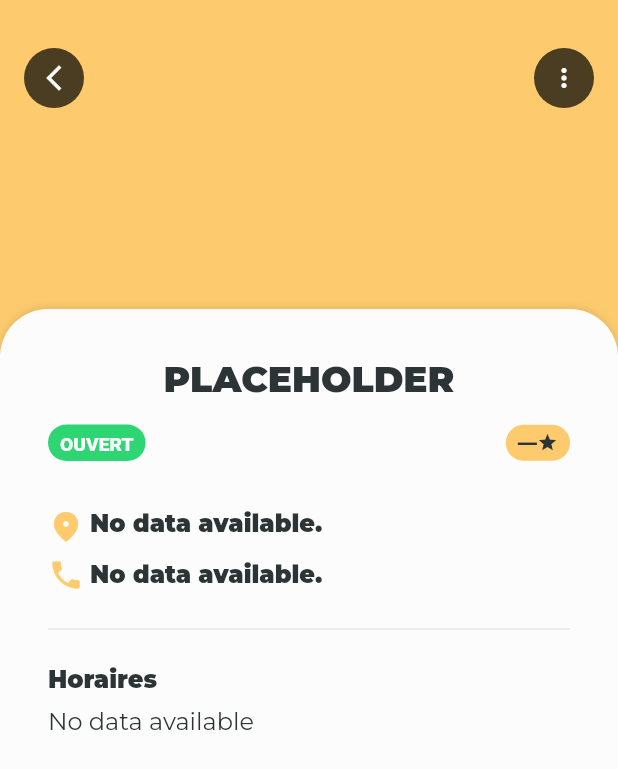
After one commit to ThePrincelle/WheelEat, a Flutter app: the RestaurantDetailsPage screen opened directly, on a phone screen of 412 x 824 dp. The commit adds this screen. Shown: the top 769 px of the screen. Run offline on Flutter 3.47's test engine with Material 2 defaults, Android fonts, the phone set to English and light mode, and no system bars; our stand-ins replace google_fonts; missing offline and left inert: google_place.

Commit message:
✨ adding restaurant details page and navigation

```diff
--- /dev/null
+++ b/lib/components/schedule_table.dart
@@ -0,0 +1,47 @@
+import 'package:flutter/material.dart';
+
+import '../constants.dart';
+
+class ScheduleTable extends StatelessWidget {
+  final Map<String, String> schedule;
+
+  const ScheduleTable(this.schedule, {Key? key})
+      : assert(schedule.length == 7),
+        super(key: key);
+
+  @override
+  Widget build(BuildContext context) {
+    return Table(
+      columnWidths: const {0: FlexColumnWidth(1.0), 1: FlexColumnWidth(2.0)},
+      children: _createRows(),
+    );
+  }
+
+  List<TableRow> _createRows() {
+    return schedule.entries
+        .map((entry) => TableRow(
+              children: [
+                Padding(
+                  padding: const EdgeInsets.symmetric(
+                    vertical: defaultPadding / 8,
+                  ),
+                  child: Text(
+                    entry.key,
+                    style: const TextStyle(
+                      color: textColor,
+                      fontSize: defaultPadding,
+                    ),
+                  ),
+                ),
+                Text(
+                  entry.value,
+                  style: const TextStyle(
+                    color: textColor,
+                    fontSize: defaultPadding,
+                  ),
+                ),
+              ],
+            ))
+        .toList();
+  }
+}
--- a/lib/pages/home.dart
+++ b/lib/pages/home.dart
@@ -3,6 +3,8 @@ import 'package:flutter/material.dart';
 import '../constants.dart';
 // TODO: Remove mock data when Google Places API is implemented
 import '../data/mocks/restaurant.dart';
+
+import 'restaurant_details.dart';
 
 import '../components/page_title.dart';
 import '../components/search_bar.dart';
@@ -35,8 +37,17 @@ class _HomePageState extends State<HomePage> {
                   itemCount: restaurants.length,
                   itemBuilder: (_, index) => RestaurantListTile(
                     restaurant: restaurants[index],
-                    selected: index == 1, // TODO: Change this with dynamic data
-                    onTap: () {}, // TODO: Update this onTap
+                    // selected: index == 1, // TODO: Change this with dynamic data
+                    onTap: () {
+                      Navigator.push(
+                        context,
+                        MaterialPageRoute(
+                          builder: (context) => RestaurantDetailsPage(
+                            restaurant: restaurants[index],
+                          ),
+                        ),
+                      );
+                    },
                   ),
                   separatorBuilder: (_, index) =>
                       const SizedBox(height: defaultPadding / 2),
--- /dev/null
+++ b/lib/pages/restaurant_details.dart
@@ -0,0 +1,234 @@
+import 'package:flutter/material.dart';
+
+import '../constants.dart';
+import '../data/restaurant.dart';
+
+import '../components/opened_closed_badge.dart';
+import '../components/price_tags.dart';
+import '../components/rating_stars.dart';
+import '../components/schedule_table.dart';
+
+class RestaurantDetailsPage extends StatelessWidget {
+  final Restaurant restaurant;
+
+  const RestaurantDetailsPage({
+    Key? key,
+    this.restaurant = const Restaurant(title: 'Placeholder'),
+  }) : super(key: key);
+
+  @override
+  Widget build(BuildContext context) {
+    return Scaffold(
+      body: Stack(
+        children: [
+          Column(
+            children: [
+              Expanded(flex: 2, child: restaurantImage()),
+              Expanded(flex: 5, child: Container()),
+            ],
+          ),
+          Column(
+            children: [
+              // Trick to overlap content on background image
+              Expanded(child: Container()),
+              Expanded(
+                flex: 3,
+                child: Container(
+                  width: double.infinity,
+                  decoration: BoxDecoration(
+                    color: lightTextColor,
+                    boxShadow: [
+                      BoxShadow(
+                        color: Colors.black.withOpacity(0.1),
+                        offset: const Offset(0, -1),
+                        blurRadius: 4.0,
+                      ),
+                    ],
+                    borderRadius: const BorderRadius.only(
+                      topLeft: Radius.circular(32),
+                      topRight: Radius.circular(32),
+                    ),
+                  ),
+                  child: Padding(
+                    padding: const EdgeInsets.fromLTRB(
+                      defaultPadding * 2,
+                      defaultPadding * 2,
+                      defaultPadding * 2,
+                      0,
+                    ),
+                    child: SafeArea(
+                      child: Column(
+                        children: [
+                          SizedBox(
+                            width: double.infinity,
+                            child: Text(
+                              restaurant.title.toUpperCase(),
+                              textAlign: TextAlign.center,
+                              style: const TextStyle(
+                                fontWeight: FontWeight.w900,
+                                fontSize: defaultPadding * 1.5,
+                              ),
+                            ),
+                          ),
+                          const SizedBox(height: defaultPadding),
+                          Row(
+                            children: [
+                              OpenedClosedBadge(
+                                restaurant.isOpened,
+                                size: defaultPadding / 1.25,
+                              ),
+                              const Spacer(),
+                              if (restaurant.priceLevel != null)
+                                PriceTags(
+                                  restaurant.priceLevel!,
+                                  size: defaultPadding * 1.5,
+                                ),
+                              const SizedBox(width: defaultPadding / 4),
+                              RatingStars(
+                                restaurant.rating,
+                                size: defaultPadding / 1.25,
+                              ),
+                            ],
+                          ),
+                          const SizedBox(height: defaultPadding * 2),
+                          Row(
+                            crossAxisAlignment: CrossAxisAlignment.start,
+                            children: [
+                              const Icon(
+                                Icons.location_on_rounded,
+                                color: primaryColor,
+                              ),
+                              const SizedBox(width: defaultPadding / 4),
+                              Text(
+                                restaurant.address ?? "No data available.",
+                                style: const TextStyle(
+                                  color: textColor,
+                                  fontWeight: FontWeight.w900,
+                                  fontSize: defaultPadding,
+                                ),
+                              ),
+                            ],
+                          ),
+                          const SizedBox(height: defaultPadding / 2),
+                          Row(
+                            children: [
+                              const Icon(
+                                Icons.phone,
+                                color: primaryColor,
+                              ),
+                              const SizedBox(width: defaultPadding / 4),
+                              Text(
+                                restaurant.phone ?? "No data available.",
+                                style: const TextStyle(
+                                  color: textColor,
+                                  fontWeight: FontWeight.w900,
+                                  fontSize: defaultPadding,
+                                ),
+                              ),
+                            ],
+                          ),
+                          const SizedBox(height: defaultPadding),
+                          const Divider(),
+                          Expanded(
+                            child: SingleChildScrollView(
+                              padding: const EdgeInsets.only(
+                                top: defaultPadding,
+                                bottom: defaultPadding,
+                              ),
+                              child: SizedBox(
+                                width: double.infinity,
+                                child: Column(
+                                  crossAxisAlignment: CrossAxisAlignment.start,
+                                  children: [
+                                    const Text(
+                                      "Horaires",
+                                      style: TextStyle(
+                                        color: textColor,
+                                        fontWeight: FontWeight.w900,
+                                        fontSize: defaultPadding,
+                                      ),
+                                    ),
+                                    const SizedBox(height: defaultPadding / 2),
+                                    if (restaurant.schedule != null)
+                                      ScheduleTable(restaurant.schedule!)
+                                    else
+                                      const Text(
+                                        "No data available",
+                                        style: TextStyle(
+                                          color: textColor,
+                                          fontSize: defaultPadding,
+                                        ),
+                                      ),
+                                  ],
+                                ),
+                              ),
+                            ),
+                          ),
+                        ],
+                      ),
+                    ),
+                  ),
+                ),
+              ),
+            ],
+          ),
+          actionButtons(context),
+        ],
+      ),
+    );
+  }
+
+  Widget restaurantImage() {
+    return restaurant.image != null
+        ? Image.network(
+            restaurant.image!,
+            width: double.infinity,
+            fit: BoxFit.cover,
+            semanticLabel: "Restaurant photo",
+          )
+        : Container(
+            width: double.infinity,
+            color: primaryColor,
+          );
+  }
+
+  Widget actionButtons(BuildContext context) {
+    return SafeArea(
+      child: Padding(
+        padding: const EdgeInsets.symmetric(
+          horizontal: defaultPadding,
+          vertical: defaultPadding * 2,
+        ),
+        child: Row(
+          mainAxisAlignment: MainAxisAlignment.spaceBetween,
+          children: [
+            CircleAvatar(
+              backgroundColor: Colors.black.withOpacity(0.7),
+              child: IconButton(
+                onPressed: () {
+                  Navigator.pop(context);
+                },
+                color: lightTextColor,
+                icon: const Icon(
+                  Icons.arrow_back_ios_new,
+                  size: defaultPadding * 1.25,
+                ),
+              ),
+            ),
+            CircleAvatar(
+              backgroundColor: Colors.black.withOpacity(0.7),
+              child: IconButton(
+                onPressed: () {}, // TODO: Update onPressed
+                color: lightTextColor,
+                icon: const Icon(
+                  Icons.more_vert_rounded,
+                  size: defaultPadding * 1.25,
+                ),
+              ),
+            ),
+          ],
+        ),
+      ),
+    );
+  }
+}
```
